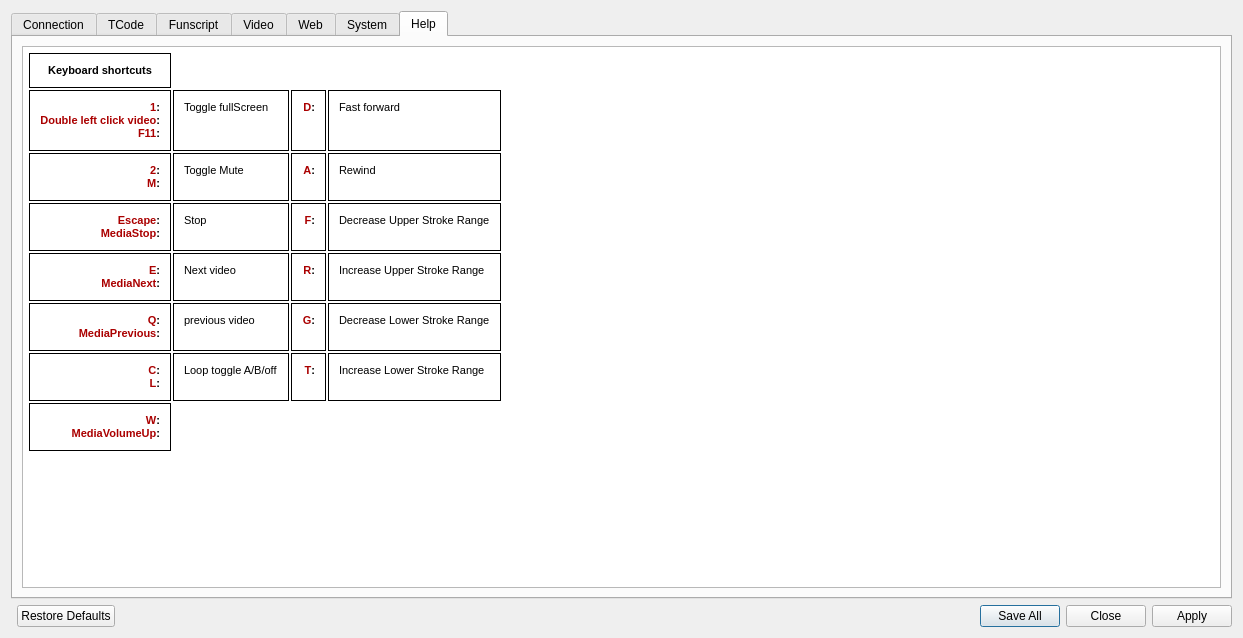
Qt form src/settings.ui (jcfain/XTPlayer) before a commit.
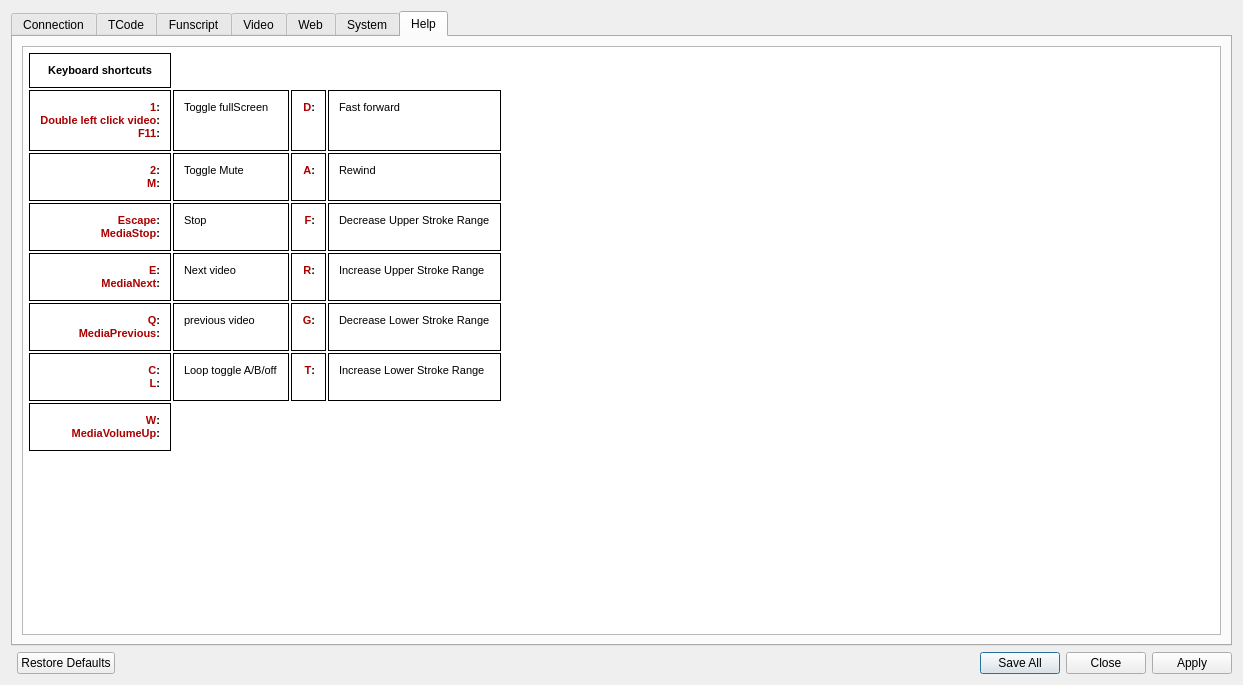
The same form after that commit. The open tabs and pages were chosen to show the change. Icons and pictures are not drawn.

The edit to the form file:
```diff
--- a/src/settings.ui
+++ b/src/settings.ui
@@ -7,7 +7,7 @@
     <x>0</x>
     <y>0</y>
     <width>1243</width>
-    <height>638</height>
+    <height>685</height>
    </rect>
   </property>
   <property name="windowTitle">
@@ -1173,13 +1173,13 @@
         <widget class="QTextEdit" name="textEdit">
          <property name="html">
           <string>&lt;!DOCTYPE HTML PUBLIC &quot;-//W3C//DTD HTML 4.0//EN&quot; &quot;http://www.w3.org/TR/REC-html40/strict.dtd&quot;&gt;
-&lt;html&gt;&lt;head&gt;&lt;meta name=&quot;qrichtext&quot; content=&quot;1&quot; /&gt;&lt;style type=&quot;text/css&quot;&gt;
+&lt;html&gt;&lt;head&gt;&lt;meta name=&quot;qrichtext&quot; content=&quot;1&quot; /&gt;&lt;meta charset=&quot;utf-8&quot; /&gt;&lt;style type=&quot;text/css&quot;&gt;
 p, li { white-space: pre-wrap; }
-&lt;/style&gt;&lt;/head&gt;&lt;body style=&quot; font-family:'MS Shell Dlg 2'; font-size:8.25pt; font-weight:400; font-style:normal;&quot;&gt;
+&lt;/style&gt;&lt;/head&gt;&lt;body style=&quot; font-family:'Segoe UI'; font-size:9pt; font-weight:400; font-style:normal;&quot;&gt;
 &lt;table border=&quot;0&quot; style=&quot; margin-top:0px; margin-bottom:0px; margin-left:0px; margin-right:0px; border-collapse:collapse;&quot; cellspacing=&quot;2&quot; cellpadding=&quot;0&quot;&gt;&lt;thead&gt;
 &lt;tr&gt;
 &lt;td style=&quot; padding-left:10; padding-right:10; padding-top:10; padding-bottom:10; border-top:1px; border-right:1px; border-bottom:1px; border-left:1px; border-top-color:#000000; border-right-color:#000000; border-bottom-color:#000000; border-left-color:#000000; border-top-style:solid; border-right-style:solid; border-bottom-style:solid; border-left-style:solid;&quot;&gt;
-&lt;p align=&quot;center&quot; style=&quot; margin-top:0px; margin-bottom:0px; margin-left:0px; margin-right:0px; -qt-block-indent:0; text-indent:0px;&quot;&gt;&lt;span style=&quot; font-size:8pt; font-weight:600;&quot;&gt;Keyboard shortcuts&lt;/span&gt;&lt;/p&gt;&lt;/td&gt;
+&lt;p align=&quot;center&quot; style=&quot; margin-top:0px; margin-bottom:0px; margin-left:0px; margin-right:0px; -qt-block-indent:0; text-indent:0px;&quot;&gt;&lt;span style=&quot; font-family:'MS Shell Dlg 2'; font-size:8pt; font-weight:600;&quot;&gt;Keyboard shortcuts&lt;/span&gt;&lt;/p&gt;&lt;/td&gt;
 &lt;td&gt;&lt;/td&gt;
 &lt;td&gt;&lt;/td&gt;
 &lt;td&gt;&lt;/td&gt;
@@ -1239,7 +1239,7 @@
 &lt;td style=&quot; padding-left:10; padding-right:10; padding-top:10; padding-bottom:10; border-top:1px; border-right:1px; border-bottom:1px; border-left:1px; border-top-color:#000000; border-right-color:#000000; border-bottom-color:#000000; border-left-color:#000000; border-top-style:solid; border-right-style:solid; border-bottom-style:solid; border-left-style:solid;&quot;&gt;
 &lt;p align=&quot;right&quot; style=&quot; margin-top:0px; margin-bottom:0px; margin-left:0px; margin-right:0px; -qt-block-indent:0; text-indent:0px;&quot;&gt;&lt;span style=&quot; font-family:'Courier New'; font-size:8pt; font-weight:600; color:#aa0000;&quot;&gt;R&lt;/span&gt;&lt;span style=&quot; font-family:'Courier New'; font-size:8pt; font-weight:600;&quot;&gt;:&lt;/span&gt;&lt;/p&gt;&lt;/td&gt;
 &lt;td style=&quot; padding-left:10; padding-right:10; padding-top:10; padding-bottom:10; border-top:1px; border-right:1px; border-bottom:1px; border-left:1px; border-top-color:#000000; border-right-color:#000000; border-bottom-color:#000000; border-left-color:#000000; border-top-style:solid; border-right-style:solid; border-bottom-style:solid; border-left-style:solid;&quot;&gt;
-&lt;p style=&quot; margin-top:0px; margin-bottom:0px; margin-left:0px; margin-right:0px; -qt-block-indent:0; text-indent:0px;&quot;&gt;&lt;span style=&quot; font-size:8pt;&quot;&gt;Increase Upper Stroke Range&lt;/span&gt;&lt;/p&gt;&lt;/td&gt;
+&lt;p style=&quot; margin-top:0px; margin-bottom:0px; margin-left:0px; margin-right:0px; -qt-block-indent:0; text-indent:0px;&quot;&gt;&lt;span style=&quot; font-family:'MS Shell Dlg 2'; font-size:8pt;&quot;&gt;Increase Upper Stroke Range&lt;/span&gt;&lt;/p&gt;&lt;/td&gt;
 &lt;td&gt;&lt;/td&gt;
 &lt;td&gt;&lt;/td&gt;
 &lt;td&gt;&lt;/td&gt;
@@ -1267,7 +1267,7 @@
 &lt;td style=&quot; padding-left:10; padding-right:10; padding-top:10; padding-bottom:10; border-top:1px; border-right:1px; border-bottom:1px; border-left:1px; border-top-color:#000000; border-right-color:#000000; border-bottom-color:#000000; border-left-color:#000000; border-top-style:solid; border-right-style:solid; border-bottom-style:solid; border-left-style:solid;&quot;&gt;
 &lt;p align=&quot;right&quot; style=&quot; margin-top:0px; margin-bottom:0px; margin-left:0px; margin-right:0px; -qt-block-indent:0; text-indent:0px;&quot;&gt;&lt;span style=&quot; font-family:'Courier New'; font-size:8pt; font-weight:600; color:#aa0000;&quot;&gt;T&lt;/span&gt;&lt;span style=&quot; font-family:'Courier New'; font-size:8pt; font-weight:600;&quot;&gt;:&lt;/span&gt;&lt;/p&gt;&lt;/td&gt;
 &lt;td style=&quot; padding-left:10; padding-right:10; padding-top:10; padding-bottom:10; border-top:1px; border-right:1px; border-bottom:1px; border-left:1px; border-top-color:#000000; border-right-color:#000000; border-bottom-color:#000000; border-left-color:#000000; border-top-style:solid; border-right-style:solid; border-bottom-style:solid; border-left-style:solid;&quot;&gt;
-&lt;p style=&quot; margin-top:0px; margin-bottom:0px; margin-left:0px; margin-right:0px; -qt-block-indent:0; text-indent:0px;&quot;&gt;&lt;span style=&quot; font-size:8pt;&quot;&gt;Increase Lower Stroke Range&lt;/span&gt;&lt;/p&gt;&lt;/td&gt;
+&lt;p style=&quot; margin-top:0px; margin-bottom:0px; margin-left:0px; margin-right:0px; -qt-block-indent:0; text-indent:0px;&quot;&gt;&lt;span style=&quot; font-family:'MS Shell Dlg 2'; font-size:8pt;&quot;&gt;Increase Lower Stroke Range&lt;/span&gt;&lt;/p&gt;&lt;/td&gt;
 &lt;td&gt;&lt;/td&gt;
 &lt;td&gt;&lt;/td&gt;
 &lt;td&gt;&lt;/td&gt;
@@ -1295,7 +1295,7 @@
 &lt;td style=&quot; padding-left:10; padding-right:10; padding-top:10; padding-bottom:10; border-top:1px; border-right:1px; border-bottom:1px; border-left:1px; border-top-color:#000000; border-right-color:#000000; border-bottom-color:#000000; border-left-color:#000000; border-top-style:solid; border-right-style:solid; border-bottom-style:solid; border-left-style:solid;&quot;&gt;
 &lt;p align=&quot;right&quot; style=&quot; margin-top:0px; margin-bottom:0px; margin-left:0px; margin-right:0px; -qt-block-indent:0; text-indent:0px;&quot;&gt;&lt;span style=&quot; font-family:'Courier New'; font-size:8pt; font-weight:600; color:#aa0000;&quot;&gt;Z&lt;/span&gt;&lt;span style=&quot; font-family:'Courier New'; font-size:8pt; font-weight:600;&quot;&gt;:&lt;/span&gt;&lt;/p&gt;&lt;/td&gt;
 &lt;td style=&quot; padding-left:10; padding-right:10; padding-top:10; padding-bottom:10; border-top:1px; border-right:1px; border-bottom:1px; border-left:1px; border-top-color:#000000; border-right-color:#000000; border-bottom-color:#000000; border-left-color:#000000; border-top-style:solid; border-right-style:solid; border-bottom-style:solid; border-left-style:solid;&quot;&gt;
-&lt;p style=&quot; margin-top:0px; margin-bottom:0px; margin-left:0px; margin-right:0px; -qt-block-indent:0; text-indent:0px;&quot;&gt;&lt;span style=&quot; font-size:8pt;&quot;&gt;Decrease Stroke Range&lt;/span&gt;&lt;/p&gt;&lt;/td&gt;
+&lt;p style=&quot; margin-top:0px; margin-bottom:0px; margin-left:0px; margin-right:0px; -qt-block-indent:0; text-indent:0px;&quot;&gt;&lt;span style=&quot; font-family:'MS Shell Dlg 2'; font-size:8pt;&quot;&gt;Decrease Stroke Range&lt;/span&gt;&lt;/p&gt;&lt;/td&gt;
 &lt;td&gt;&lt;/td&gt;
 &lt;td&gt;&lt;/td&gt;
 &lt;td&gt;&lt;/td&gt;
@@ -1303,7 +1303,7 @@
 &lt;tr&gt;
 &lt;td style=&quot; padding-left:10; padding-right:10; padding-top:10; padding-bottom:10; border-top:1px; border-right:1px; border-bottom:1px; border-left:1px; border-top-color:#000000; border-right-color:#000000; border-bottom-color:#000000; border-left-color:#000000; border-top-style:solid; border-right-style:solid; border-bottom-style:solid; border-left-style:solid;&quot;&gt;
 &lt;p align=&quot;right&quot; style=&quot; margin-top:0px; margin-bottom:0px; margin-left:0px; margin-right:0px; -qt-block-indent:0; text-indent:0px;&quot;&gt;&lt;span style=&quot; font-family:'Courier New'; font-size:8pt; font-weight:600; color:#aa0000;&quot;&gt;Right click video&lt;/span&gt;&lt;span style=&quot; font-family:'Courier New'; font-size:8pt; font-weight:600; color:#000000;&quot;&gt;:&lt;/span&gt;&lt;/p&gt;
-&lt;p align=&quot;right&quot; style=&quot; margin-top:0px; margin-bottom:0px; margin-left:0px; margin-right:0px; -qt-block-indent:0; text-indent:0px;&quot;&gt;&lt;span style=&quot; font-size:8pt; font-weight:600; color:#aa0000;&quot;&gt;Space&lt;/span&gt;&lt;span style=&quot; font-size:8pt; font-weight:600;&quot;&gt;:&lt;/span&gt;&lt;/p&gt;
+&lt;p align=&quot;right&quot; style=&quot; margin-top:0px; margin-bottom:0px; margin-left:0px; margin-right:0px; -qt-block-indent:0; text-indent:0px;&quot;&gt;&lt;span style=&quot; font-family:'MS Shell Dlg 2'; font-size:8pt; font-weight:600; color:#aa0000;&quot;&gt;Space&lt;/span&gt;&lt;span style=&quot; font-family:'MS Shell Dlg 2'; font-size:8pt; font-weight:600;&quot;&gt;:&lt;/span&gt;&lt;/p&gt;
 &lt;p align=&quot;right&quot; style=&quot; margin-top:0px; margin-bottom:0px; margin-left:0px; margin-right:0px; -qt-block-indent:0; text-indent:0px;&quot;&gt;&lt;span style=&quot; font-family:'Courier New'; font-size:8pt; font-weight:600; color:#aa0000;&quot;&gt;Enter&lt;/span&gt;&lt;span style=&quot; font-family:'Courier New'; font-size:8pt; font-weight:600;&quot;&gt;:&lt;/span&gt;&lt;/p&gt;
 &lt;p align=&quot;right&quot; style=&quot; margin-top:0px; margin-bottom:0px; margin-left:0px; margin-right:0px; -qt-block-indent:0; text-indent:0px;&quot;&gt;&lt;span style=&quot; font-family:'Courier New'; font-size:8pt; font-weight:600; color:#aa0000;&quot;&gt;MediaPause&lt;/span&gt;&lt;span style=&quot; font-family:'Courier New'; font-size:8pt; font-weight:600;&quot;&gt;:&lt;/span&gt;&lt;/p&gt;
 &lt;p align=&quot;right&quot; style=&quot; margin-top:0px; margin-bottom:0px; margin-left:0px; margin-right:0px; -qt-block-indent:0; text-indent:0px;&quot;&gt;&lt;span style=&quot; font-family:'Courier New'; font-size:8pt; font-weight:600; color:#aa0000;&quot;&gt;MediaTogglePlayPause&lt;/span&gt;&lt;/p&gt;&lt;/td&gt;
```
